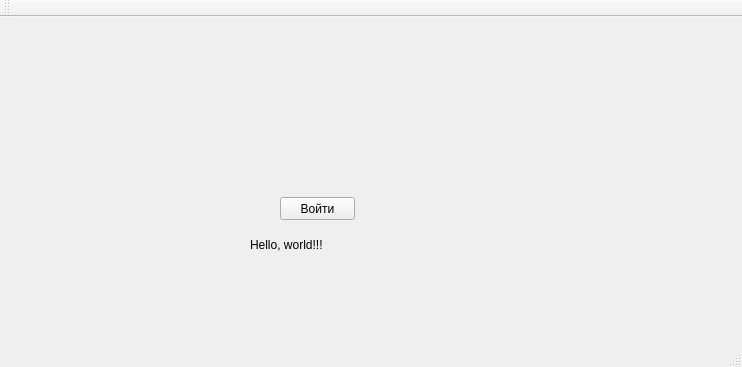
vladislavvasyukov/library, file mainwindow.ui: the form before one commit.
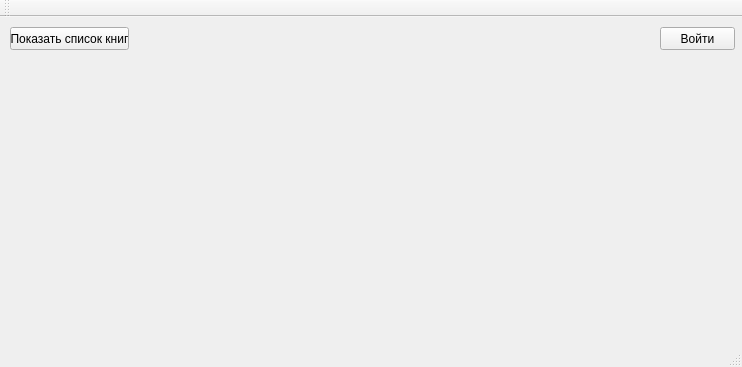
The form after the commit.

Commit message: add button showListBooks

```diff
--- a/mainwindow.ui
+++ b/mainwindow.ui
@@ -17,8 +17,8 @@
    <widget class="QPushButton" name="loginButton">
     <property name="geometry">
      <rect>
-      <x>280</x>
-      <y>180</y>
+      <x>660</x>
+      <y>10</y>
       <width>75</width>
       <height>23</height>
      </rect>
@@ -30,14 +30,33 @@
    <widget class="QLabel" name="label">
     <property name="geometry">
      <rect>
-      <x>250</x>
-      <y>220</y>
-      <width>241</width>
-      <height>16</height>
+      <x>427</x>
+      <y>10</y>
+      <width>211</width>
+      <height>20</height>
      </rect>
     </property>
+    <property name="layoutDirection">
+     <enum>Qt::LeftToRight</enum>
+    </property>
     <property name="text">
-     <string>Hello, world!!!</string>
+     <string/>
+    </property>
+    <property name="alignment">
+     <set>Qt::AlignCenter</set>
+    </property>
+   </widget>
+   <widget class="QPushButton" name="showListBooks">
+    <property name="geometry">
+     <rect>
+      <x>10</x>
+      <y>10</y>
+      <width>119</width>
+      <height>23</height>
+     </rect>
+    </property>
+    <property name="text">
+     <string>Показать список книг</string>
     </property>
    </widget>
   </widget>
```
The commit also changes 3 other files.
